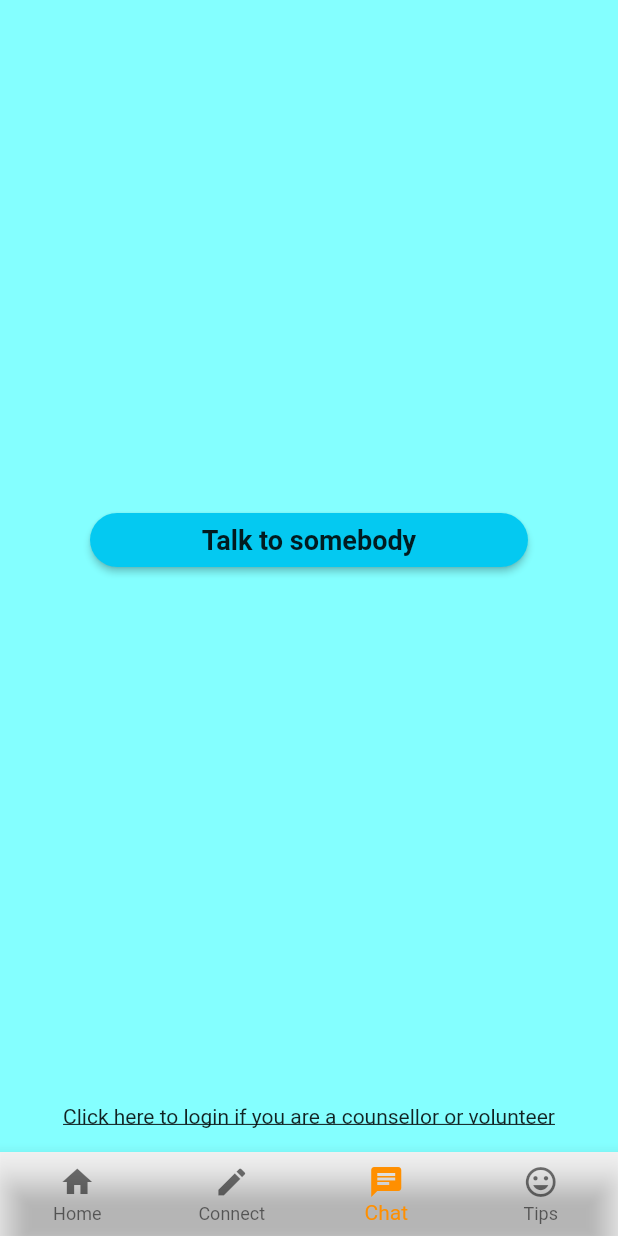
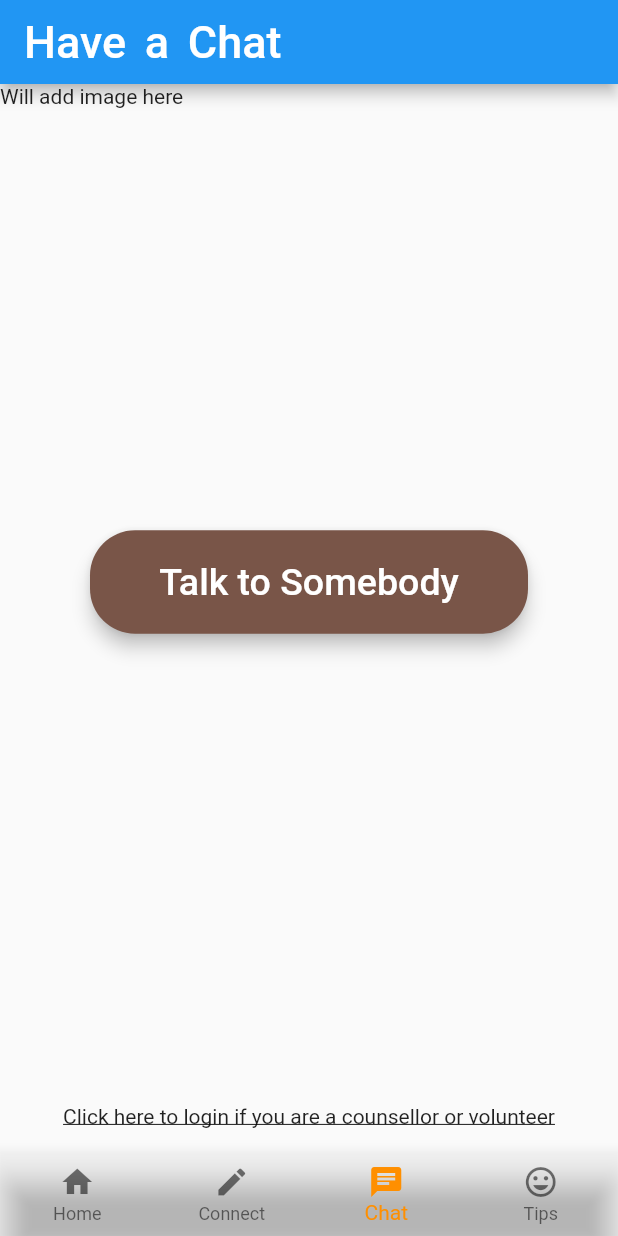
Before and after one commit to danielwse/Seek-, a Flutter app: the screen it shows after launch, item 3 of the bottom bar chosen, on a phone screen of 412 x 824 dp. Run offline on Flutter 3.47's test engine with Material 2 defaults, Android fonts, the phone set to English and light mode, and no system bars; our stand-ins replace cloud_firestore, firebase_auth, google_fonts; missing offline and left inert: flutter_material_color_picker; accounts and stored records are empty.

Commit message:
edited the chat_sign_in page

```diff
--- a/lib/screens/chat/chat_sign_in.dart
+++ b/lib/screens/chat/chat_sign_in.dart
@@ -1,4 +1,5 @@
 import 'package:flutter/material.dart';
+import 'package:google_fonts/google_fonts.dart';
 import 'user_sign_in_form.dart';
 import 'counsellor_sign_in.dart';
 
@@ -7,15 +8,41 @@ class ChatSignIn extends StatelessWidget {
   @override
   Widget build(BuildContext context) {
     return Scaffold(
+      appBar: AppBar(
+        title: Text(
+          'Have a Chat',
+          style: TextStyle(fontSize: 30.0, wordSpacing: 5.0),
+        ),
+      ),
       body: _bodyContent(context),
-      backgroundColor: Colors.cyanAccent[100],
     );
   }
 
   Widget _bodyContent(BuildContext context) {
+
+    final chatButton = Material(
+      elevation: 5.0,
+      borderRadius: BorderRadius.circular(30.0),
+      color: Colors.brown,
+      child: MaterialButton(
+        minWidth: 170,
+        padding: EdgeInsets.fromLTRB(20.0, 20.0, 20.0, 20.0),
+        onPressed: () => _userSignIn(context),
+        child: Text("Talk to Somebody",
+            textAlign: TextAlign.center,
+            style: GoogleFonts.indieFlower(
+              fontSize: 25,
+              color: Colors.white),
+                //color: Colors.white, fontWeight: FontWeight.bold)
+                ),
+      ),
+    );
+
     return Stack(
       overflow: Overflow.visible,
       children: <Widget>[
+        SizedBox(height: 500.0),
+        Text("Will add image here"),
         Column(
           mainAxisAlignment: MainAxisAlignment.center,
           crossAxisAlignment: CrossAxisAlignment.stretch,
@@ -26,22 +53,7 @@ class ChatSignIn extends StatelessWidget {
                 left: 60,
                 right: 60,
               ),
-              child: RaisedButton(
-                child: Text(
-                  'Talk to somebody',
-                  style: TextStyle(
-                    fontSize: 18,
-                    fontWeight: FontWeight.w600,
-                  ),
-                ),
-                onPressed: () => _userSignIn(context),
-                color: Color(0xFF04C9F1),
-                shape: RoundedRectangleBorder(
-                  borderRadius: BorderRadius.all(
-                    Radius.circular(24.0),
-                  ),
-                ),
-              ),
+              child: chatButton,
             ),
             Spacer(),
             Container(
```
